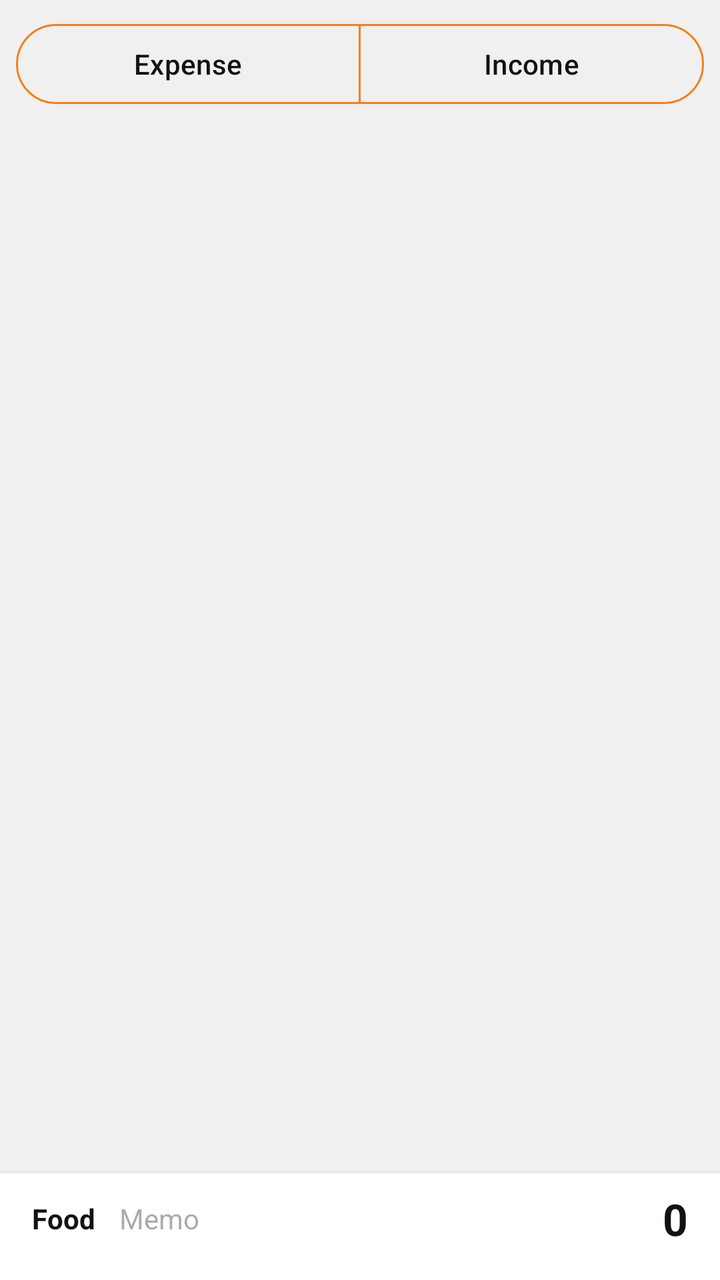
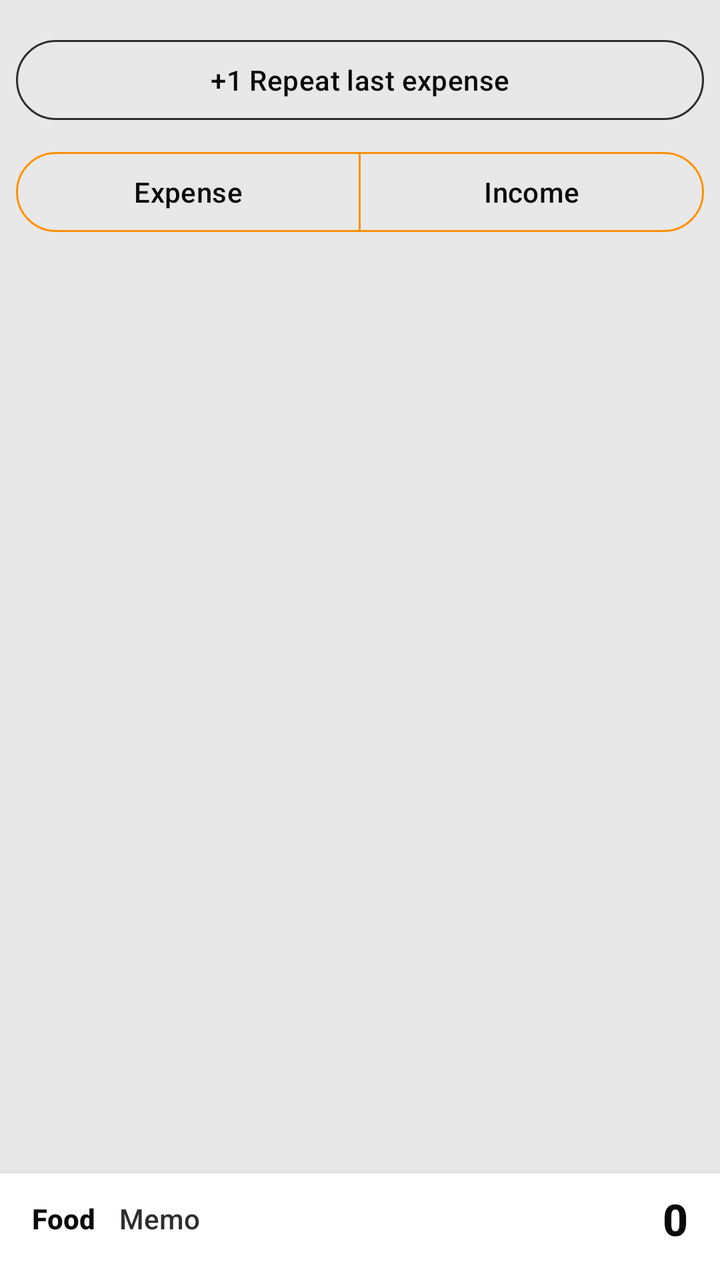

An Android layout rendered at two revisions. The XML below is the earlier revision; the diff shows what the commit changed to produce the second picture.
<!-- AndroidManifest.xml: application theme Theme.MoneyManager -->
<!-- res/layout/fragment_quick_add.xml -->
<?xml version="1.0" encoding="utf-8"?>
<LinearLayout xmlns:android="http://schemas.android.com/apk/res/android"
    xmlns:app="http://schemas.android.com/apk/res-auto"
    android:layout_width="match_parent"
    android:layout_height="match_parent"
    android:orientation="vertical"
    android:background="@color/background_gray">

    <com.google.android.material.button.MaterialButtonToggleGroup
        android:id="@+id/toggle_type"
        android:layout_width="match_parent"
        android:layout_height="wrap_content"
        android:padding="8dp"
        app:singleSelection="true"
        app:selectionRequired="true">

        <com.google.android.material.button.MaterialButton
            android:id="@+id/btn_expense"
            style="@style/Widget.Material3.Button.OutlinedButton"
            android:layout_width="0dp"
            android:layout_height="wrap_content"
            android:layout_weight="1"
            android:text="@string/filter_expense"
            app:strokeColor="@color/primary_yellow_dark" />

        <com.google.android.material.button.MaterialButton
            android:id="@+id/btn_income"
            style="@style/Widget.Material3.Button.OutlinedButton"
            android:layout_width="0dp"
            android:layout_height="wrap_content"
            android:layout_weight="1"
            android:text="@string/filter_income"
            app:strokeColor="@color/primary_yellow_dark" />
    </com.google.android.material.button.MaterialButtonToggleGroup>

    <androidx.recyclerview.widget.RecyclerView
        android:id="@+id/rv_categories"
        android:layout_width="match_parent"
        android:layout_height="0dp"
        android:layout_weight="1"
        android:padding="8dp"
        android:clipToPadding="false" />

    <LinearLayout
        android:layout_width="match_parent"
        android:layout_height="wrap_content"
        android:orientation="vertical"
        android:background="@color/surface_white"
        android:padding="8dp"
        android:elevation="4dp">

        <LinearLayout
            android:layout_width="match_parent"
            android:layout_height="wrap_content"
            android:orientation="horizontal"
            android:gravity="center_vertical"
            android:paddingHorizontal="8dp"
            android:paddingBottom="8dp">

            <TextView
                android:id="@+id/tv_selected_category"
                android:layout_width="wrap_content"
                android:layout_height="wrap_content"
                android:textColor="@color/text_primary"
                android:textStyle="bold"
                android:textSize="14sp"
                android:text="Food" />

            <EditText
                android:id="@+id/et_memo"
                android:layout_width="0dp"
                android:layout_height="wrap_content"
                android:layout_weight="1"
                android:layout_marginHorizontal="12dp"
                android:hint="@string/memo_hint"
                android:inputType="text"
                android:maxLines="1"
                android:textSize="14sp"
                android:background="@android:color/transparent" />

            <TextView
                android:id="@+id/tv_amount"
                android:layout_width="wrap_content"
                android:layout_height="wrap_content"
                android:text="0"
                android:textSize="22sp"
                android:textStyle="bold"
                android:textColor="@color/text_primary" />
        </LinearLayout>

        <GridLayout
            android:id="@+id/keypad"
            android:layout_width="match_parent"
            android:layout_height="wrap_content"
            android:columnCount="4"
            android:rowCount="4"
            android:alignmentMode="alignBounds"
            android:useDefaultMargins="true">

            
        </GridLayout>
    </LinearLayout>
</LinearLayout>
<!-- resources referenced by this layout -->
<resources>
  <color name="background_gray">#F0F0F0</color>
  <color name="primary_yellow_dark">#F57F17</color>
  <color name="surface_white">#FFFFFF</color>
  <color name="text_primary">#121212</color>
  <string name="filter_expense">Expense</string>
  <string name="filter_income">Income</string>
  <string name="memo_hint">Memo</string>
  <style name="Theme.MoneyManager" parent="Base.Theme.MoneyManager" />
  <style name="Base.Theme.MoneyManager" parent="Theme.Material3.DayNight.NoActionBar">
          <item name="colorPrimary">@color/primary_yellow</item>
          <item name="colorPrimaryVariant">@color/primary_yellow_dark</item>
          <item name="colorOnPrimary">@color/text_primary</item>
          <item name="colorSecondary">@color/accent_blue</item>
          <item name="colorSecondaryVariant">@color/teal_700</item>
          <item name="colorOnSecondary">@color/white</item>
          <item name="android:statusBarColor">@color/primary_yellow_dark</item>
          <item name="android:navigationBarColor">@color/background_gray</item>
          <item name="android:windowBackground">@color/background_gray</item>
          <item name="colorSurface">@color/surface_white</item>
          <item name="colorOnSurface">@color/text_primary</item>
          <item name="android:textColorPrimary">@color/text_primary</item>
          <item name="android:textColorSecondary">@color/text_secondary</item>
      </style>
  <color name="primary_yellow">#F9A825</color>
  <color name="accent_blue">#0D47A1</color>
  <color name="teal_700">#00695C</color>
  <color name="white">#FFFFFFFF</color>
  <color name="text_secondary">#424242</color>
</resources>

<!-- the commit's change to res/layout/fragment_quick_add.xml (unified diff, before → after) -->
@@ -5,6 +5,29 @@
     android:layout_height="match_parent"
     android:orientation="vertical"
     android:background="@color/background_gray">
+
+    <HorizontalScrollView
+        android:layout_width="match_parent"
+        android:layout_height="wrap_content"
+        android:scrollbars="none">
+
+        <LinearLayout
+            android:id="@+id/ll_templates"
+            android:layout_width="wrap_content"
+            android:layout_height="wrap_content"
+            android:orientation="horizontal"
+            android:padding="8dp" />
+    </HorizontalScrollView>
+
+    <com.google.android.material.button.MaterialButton
+        android:id="@+id/btn_repeat_last"
+        style="@style/Widget.Material3.Button.OutlinedButton"
+        android:layout_width="match_parent"
+        android:layout_height="wrap_content"
+        android:layout_marginHorizontal="8dp"
+        android:text="@string/money_repeat_last"
+        android:textColor="@color/text_primary"
+        app:strokeColor="@color/text_secondary" />
 
     <com.google.android.material.button.MaterialButtonToggleGroup
         android:id="@+id/toggle_type"
<!-- resource entries referenced after the edit -->
@@ -1,12 +1,13 @@
 <!-- resources referenced by this layout -->
 <resources>
-  <color name="background_gray">#F0F0F0</color>
-  <color name="primary_yellow_dark">#F57F17</color>
+  <color name="background_gray">#E8E8E8</color>
+  <color name="primary_yellow_dark">#FF8F00</color>
   <color name="surface_white">#FFFFFF</color>
-  <color name="text_primary">#121212</color>
+  <color name="text_primary">#0A0A0A</color>
   <string name="filter_expense">Expense</string>
   <string name="filter_income">Income</string>
   <string name="memo_hint">Memo</string>
+  <string name="money_repeat_last">+1 Repeat last expense</string>
   <style name="Theme.MoneyManager" parent="Base.Theme.MoneyManager" />
   <style name="Base.Theme.MoneyManager" parent="Theme.Material3.DayNight.NoActionBar">
           <item name="colorPrimary">@color/primary_yellow</item>
@@ -22,11 +23,27 @@
           <item name="colorOnSurface">@color/text_primary</item>
           <item name="android:textColorPrimary">@color/text_primary</item>
           <item name="android:textColorSecondary">@color/text_secondary</item>
+          <item name="android:textColorHint">@color/text_secondary</item>
+          <item name="android:fontFamily">sans-serif-medium</item>
+          <item name="materialButtonStyle">@style/Widget.Jaruri.Button</item>
+          <item name="borderlessButtonStyle">@style/Widget.Jaruri.Button.Text</item>
+          <item name="dividerHorizontal">@color/hairline</item>
+          <item name="dividerVertical">@color/hairline</item>
       </style>
-  <color name="primary_yellow">#F9A825</color>
-  <color name="accent_blue">#0D47A1</color>
+  <color name="primary_yellow">#FFB300</color>
+  <color name="accent_blue">#0B3D91</color>
   <color name="teal_700">#00695C</color>
   <color name="white">#FFFFFFFF</color>
-  <color name="text_secondary">#424242</color>
+  <style name="Widget.Jaruri.Button" parent="Widget.Material3.Button">
+          <item name="android:textAllCaps">false</item>
+          <item name="android:letterSpacing">0.01</item>
+          <item name="cornerRadius">6dp</item>
+      </style>
+  <style name="Widget.Jaruri.Button.Text" parent="Widget.Material3.Button.TextButton">
+          <item name="android:textAllCaps">false</item>
+          <item name="android:letterSpacing">0.01</item>
+      </style>
+  <color name="hairline">#757575</color>
+  <color name="text_secondary">#2E2E2E</color>
 </resources>
 
